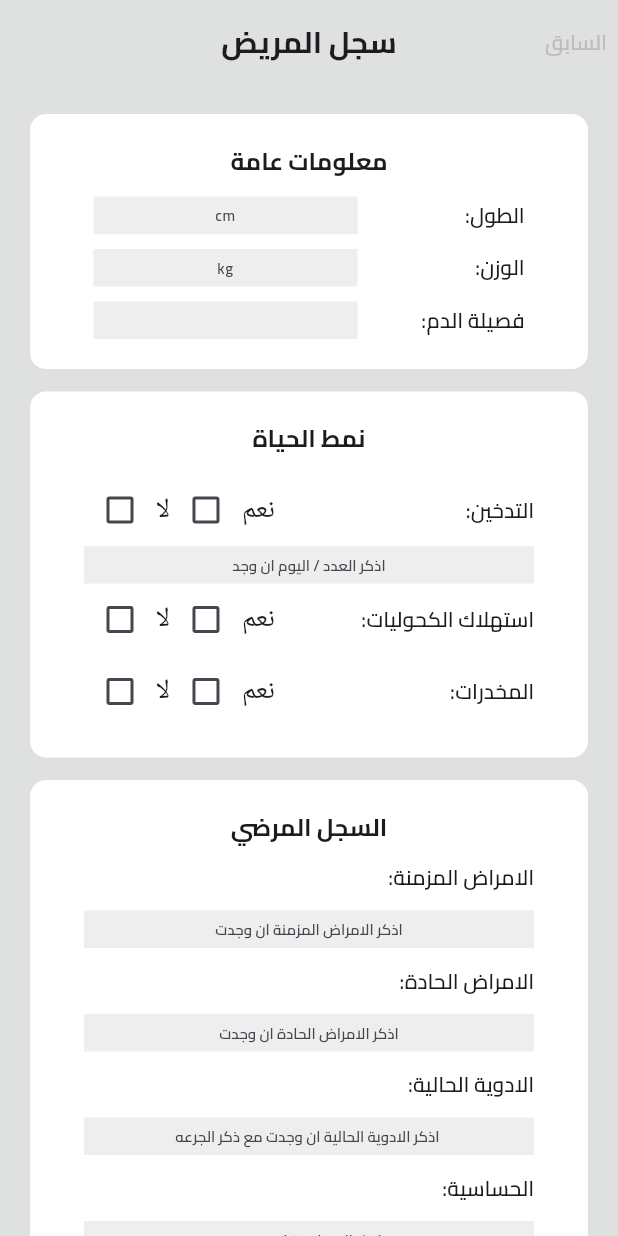
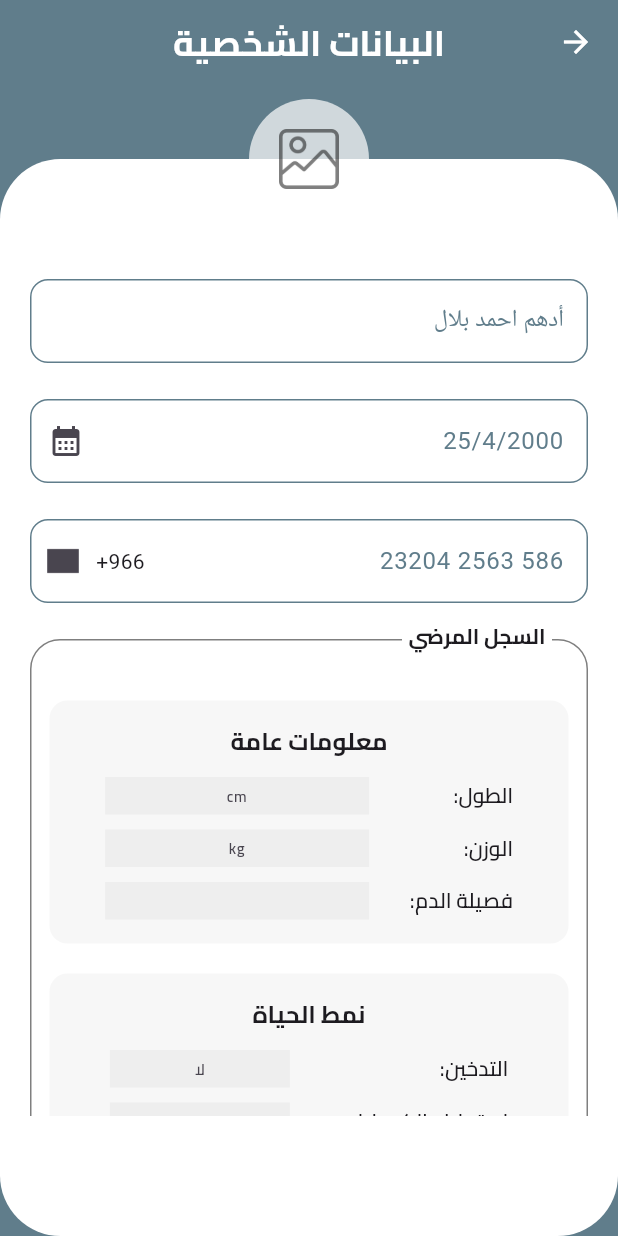
Before and after one commit to AdhamEhabAi/v_care, a Flutter app: the screen it shows after launch, on a phone screen of 412 x 824 dp. Run offline on Flutter 3.47's test engine with Material 3 defaults, Android fonts, the phone set to English and light mode, and no system bars; our stand-ins replace bloc, flutter_bloc, pinput.

Commit message:
edit patient info Ui done

```diff
--- a/lib/core/widgets/custom_button.dart
+++ b/lib/core/widgets/custom_button.dart
@@ -16,14 +16,17 @@ class CustomButton extends StatelessWidget {
   Widget build(BuildContext context) {
     return SizedBox(
       width: double.infinity,
-      // height: 54,
+
       child: TextButton(
           onPressed: onPressed,
           style: TextButton.styleFrom(
               backgroundColor: backGroundColor,
               shape: RoundedRectangleBorder(
                   borderRadius: BorderRadius.circular(6.15))),
-          child: text),
+          child: Padding(
+            padding: const EdgeInsets.symmetric(vertical: 6.0),
+            child: text,
+          )),
     );
   }
 }
--- a/lib/core/widgets/custom_check_box.dart
+++ b/lib/core/widgets/custom_check_box.dart
@@ -1,4 +1,5 @@
 import 'package:flutter/material.dart';
+import 'package:v_care/core/utils/styles.dart';
 
 class CustomCheckBox extends StatelessWidget {
   const CustomCheckBox({
@@ -18,7 +19,7 @@ class CustomCheckBox extends StatelessWidget {
       children: [
         Text(
           text,
-          style: const TextStyle(fontSize: 18),
+          style: Styles.semiBold14,
         ),
         Checkbox(
           value: isChecked,
--- a/lib/features/authentication/presentation/views/widgets/Register_form.dart
+++ b/lib/features/authentication/presentation/views/widgets/register_form.dart
@@ -20,10 +20,10 @@ class _RegisterFormState extends State<RegisterForm> {
       child: Form(
         child: Column(
           children: [
-            CustomTextField(
+            const CustomTextField(
               hintText: 'ادخل بريدك الالكتروني',
               labelText: 'البريد الالكتروني',
-              prefix: const Icon(Icons.email),
+              prefix: Icon(Icons.email),
               textInputType: TextInputType.emailAddress,
             ),
             const SizedBox(
--- a/lib/features/authentication/presentation/views/widgets/register_view_body.dart
+++ b/lib/features/authentication/presentation/views/widgets/register_view_body.dart
@@ -1,5 +1,5 @@
 import 'package:flutter/material.dart';
-import 'package:v_care/features/authentication/presentation/views/widgets/Register_form.dart';
+import 'package:v_care/features/authentication/presentation/views/widgets/register_form.dart';
 import 'package:v_care/features/authentication/presentation/views/widgets/upper_container_widget.dart';
 
 class RegisterViewBody extends StatelessWidget {
--- a/lib/features/patient_history/presentation/views/widgets/info_textfield.dart
+++ b/lib/features/patient_history/presentation/views/widgets/info_textfield.dart
@@ -4,13 +4,18 @@ import 'package:v_care/core/utils/styles.dart';
 class InfoTextField extends StatelessWidget {
   const InfoTextField({
     super.key,
-    required TextEditingController heightController, required this.hintText, this.width = 176, this.textInputType = TextInputType.number,
+    required TextEditingController heightController,
+    required this.hintText,
+    this.width = 176,
+    this.textInputType = TextInputType.number,
+    this.textStyle = Styles.semiBold9_25,
   }) : textEditingController = heightController;
 
   final TextEditingController textEditingController;
   final String hintText;
   final double width;
   final TextInputType textInputType;
+  final TextStyle textStyle;
 
   @override
   Widget build(BuildContext context) {
@@ -23,14 +28,15 @@ class InfoTextField extends StatelessWidget {
       child: Center(
         child: TextField(
           controller: textEditingController,
-          style: Styles.semiBold9_25,
+          style: textStyle,
           keyboardType: textInputType,
           textAlign: TextAlign.center,
           decoration: InputDecoration(
             hintText: hintText,
             hintStyle: Styles.semiBold10,
             border: InputBorder.none,
-            contentPadding: const EdgeInsets.only(bottom: 14.0), // Ensure this matches your font size
+            contentPadding: const EdgeInsets.only(
+                bottom: 14.0), // Ensure this matches your font size
           ),
         ),
       ),
--- a/lib/features/patient_history/presentation/views/widgets/patient_history_body.dart
+++ b/lib/features/patient_history/presentation/views/widgets/patient_history_body.dart
@@ -87,7 +87,7 @@ class PatientHistoryBody extends StatelessWidget {
               ),
               child: Padding(
                 padding:
-                    const EdgeInsets.symmetric(vertical: 20.0, horizontal: 36),
+                    const EdgeInsets.symmetric(vertical: 20.0, horizontal: 24),
                 child: Column(
                   children: [
                     const Text(
@@ -127,7 +127,7 @@ class PatientHistoryBody extends StatelessWidget {
               child: Padding(
                 padding: const EdgeInsets.symmetric(
                   vertical: 20.0,
-                  horizontal: 36,
+                  horizontal: 24,
                 ),
                 child: Column(
                   children: [
--- /dev/null
+++ b/lib/features/user_data_editing/presentation/views/edit_patient_info_view.dart
@@ -0,0 +1,18 @@
+import 'package:flutter/material.dart';
+import 'package:v_care/constants.dart';
+import 'package:v_care/core/widgets/custom_appbar.dart';
+import 'package:v_care/features/user_data_editing/presentation/views/widgets/edit_patient_info_body.dart';
+
+class EditPatientInfoView extends StatelessWidget {
+  const EditPatientInfoView({super.key});
+
+  @override
+  Widget build(BuildContext context) {
+    return SafeArea(
+        child: Scaffold(
+      backgroundColor: AppColors.primaryColor,
+      appBar: CustomAppBar(title: 'البيانات الشخصية', onPressed: () {}),
+      body: const EditPatientInfoBody(),
+    ));
+  }
+}
--- /dev/null
+++ b/lib/features/user_data_editing/presentation/views/widgets/daily_life_info.dart
@@ -0,0 +1,96 @@
+import 'package:flutter/material.dart';
+import 'package:v_care/core/utils/styles.dart';
+import 'package:v_care/features/patient_history/presentation/views/widgets/info_textfield.dart';
+
+class DailyLifeInfo extends StatelessWidget {
+  const DailyLifeInfo({
+    super.key,
+    required this.sigarController,
+    required this.alcoholController,
+    required this.drugsController,
+  });
+
+  final TextEditingController sigarController;
+  final TextEditingController alcoholController;
+  final TextEditingController drugsController;
+
+  @override
+  Widget build(BuildContext context) {
+    return Container(
+      width: MediaQuery.of(context).size.width,
+      decoration: BoxDecoration(
+        color: Colors.transparent,
+        borderRadius: BorderRadius.circular(10.78),
+      ),
+      child: Padding(
+        padding: const EdgeInsets.symmetric(horizontal: 12),
+        child: Container(
+          decoration: BoxDecoration(
+              color: const Color(0xFFF7F7F7),
+              borderRadius: BorderRadius.circular(12)),
+          child: Padding(
+            padding: const EdgeInsets.symmetric(
+                vertical: 16.0, horizontal: 10),
+            child: Column(
+              children: [
+                const Text(
+                  'نمط الحياة',
+                  style: Styles.bold16,
+                ),
+                const SizedBox(
+                  height: 12,
+                ),
+                Row(
+                  mainAxisAlignment: MainAxisAlignment.spaceEvenly,
+                  children: [
+                    const Column(
+                      crossAxisAlignment: CrossAxisAlignment.start,
+                      children: [
+                        Text(
+                          ':التدخين',
+                          style: Styles.semiBold14,
+                          textDirection: TextDirection.ltr,
+                        ),
+                        SizedBox(height: 15),
+                        Text(
+                          ':استهلاك الكحوليات',
+                          style: Styles.semiBold14,
+                          textDirection: TextDirection.ltr,
+                        ),
+                        SizedBox(height: 15),
+                        Text(
+                          ':المخدرات',
+                          style: Styles.semiBold14,
+                          textDirection: TextDirection.ltr,
+                        ),
+                      ],
+                    ),
+                    Column(
+                      children: [
+                        InfoTextField(
+                            width: 120,
+                            heightController: sigarController,
+                            hintText: 'لا'),
+                        const SizedBox(height: 10),
+                        InfoTextField(
+                            width: 120,
+                            heightController: alcoholController,
+                            hintText: 'لا'),
+                        const SizedBox(height: 10),
+                        InfoTextField(
+                            width: 120,
+                            heightController: drugsController,
+                            hintText: 'لا',
+                            textInputType: TextInputType.text),
+                      ],
+                    )
+                  ],
+                ),
+              ],
+            ),
+          ),
+        ),
+      ),
+    );
+  }
+}
--- /dev/null
+++ b/lib/features/user_data_editing/presentation/views/widgets/edit_history_info.dart
@@ -0,0 +1,122 @@
+import 'package:flutter/material.dart';
+import 'package:v_care/core/utils/styles.dart';
+import 'package:v_care/features/patient_history/presentation/views/widgets/info_textfield.dart';
+
+class EditHistoryInfo extends StatelessWidget {
+  const EditHistoryInfo({
+    super.key,
+    required this.timeDiseaseController,
+    required this.sharpDiseaseController,
+    required this.currentDrugsController,
+    required this.allergiesController,
+  });
+
+  final TextEditingController timeDiseaseController;
+  final TextEditingController sharpDiseaseController;
+  final TextEditingController currentDrugsController;
+  final TextEditingController allergiesController;
+
+  @override
+  Widget build(BuildContext context) {
+    return Padding(
+      padding: const EdgeInsets.symmetric(horizontal: 12.0),
+      child: Container(
+        width: MediaQuery.of(context).size.width,
+        decoration: BoxDecoration(
+          color:  const Color(0xFFF7F7F7),
+          borderRadius: BorderRadius.circular(10.78),
+        ),
+        child: Padding(
+          padding: const EdgeInsets.symmetric(
+            vertical: 20.0,
+            horizontal: 24,
+          ),
+          child: Column(
+            children: [
+              const Text(
+                'السجل المرضي',
+                style: Styles.bold16,
+              ),
+              const SizedBox(
+                height: 12,
+              ),
+              Column(
+                crossAxisAlignment: CrossAxisAlignment.start,
+                children: [
+                  const Text(
+                    ':الامراض المزمنة',
+                    style: Styles.semiBold14,
+                    textDirection: TextDirection.ltr,
+                  ),
+                  const SizedBox(
+                    height: 12,
+                  ),
+                  InfoTextField(
+                    heightController: timeDiseaseController,
+                    hintText: 'لا يوجد',
+                    width: MediaQuery.of(context).size.width,
+                    textInputType: TextInputType.text,
+                  ),
+                  const SizedBox(
+                    height: 12,
+                  ),
+                  const Text(
+                    ':الامراض الحادة',
+                    style: Styles.semiBold14,
+                    textDirection: TextDirection.ltr,
+                  ),
+                  const SizedBox(
+                    height: 12,
+                  ),
+                  InfoTextField(
+                    heightController: sharpDiseaseController,
+                    hintText: 'لا يوجد',
+                    width: MediaQuery.of(context).size.width,
+                    textInputType: TextInputType.text,
+                  ),
+                  const SizedBox(
+                    height: 12,
+                  ),
+
+                  const Text(
+                    ':الادوية الحالية',
+                    style: Styles.semiBold14,
+                    textDirection: TextDirection.ltr,
+                  ),
+                  const SizedBox(
+                    height: 12,
+                  ),
+                  InfoTextField(
+                    heightController: currentDrugsController,
+                    hintText: 'لا يوجد',
+                    width: MediaQuery.of(context).size.width,
+                    textInputType: TextInputType.text,
+                  ),
+                  const SizedBox(
+                    height: 12,
+                  ),
+
+                  const Text(
+                    ':الحساسية',
+                    style: Styles.semiBold14,
+                    textDirection: TextDirection.ltr,
+                  ),
+                  const SizedBox(
+                    height: 12,
+                  ),
+                  InfoTextField(
+                    heightController: allergiesController,
+                    hintText: 'لا يوجد',
+                    width: MediaQuery.of(context).size.width,
+                    textInputType: TextInputType.text,
+                  ),
+                ],
+              ),
+
+            ],
+          ),
+        ),
+      ),
+    );
+  }
+}
--- /dev/null
+++ b/lib/features/user_data_editing/presentation/views/widgets/edit_patient_info_body.dart
@@ -0,0 +1,139 @@
+import 'package:flutter/material.dart';
+import 'package:v_care/features/authentication/presentation/views/widgets/custom_text_field.dart';
+import 'package:v_care/features/user_data_editing/presentation/views/widgets/edit_patient_info_container.dart';
+
+class EditPatientInfoBody extends StatefulWidget {
+  const EditPatientInfoBody({
+    super.key,
+  });
+
+  @override
+  State<EditPatientInfoBody> createState() => _EditPatientInfoBodyState();
+}
+
+class _EditPatientInfoBodyState extends State<EditPatientInfoBody> {
+  DateTime? _selectedDate;
+
+  Future<void> _selectDate(BuildContext context) async {
+    final DateTime? picked = await showDatePicker(
+      context: context,
+      initialDate: _selectedDate ?? DateTime.now(),
+      firstDate: DateTime(1900),
+      lastDate: DateTime(2101),
+    );
+    if (picked != null && picked != _selectedDate) {
+      setState(() {
+        _selectedDate = picked;
+      });
+    }
+  }
+
+  final TextEditingController _heightController = TextEditingController();
+  final TextEditingController _massController = TextEditingController();
+  final TextEditingController _bloodController = TextEditingController();
+  final TextEditingController _alcoholController = TextEditingController();
+  final TextEditingController _drugsController = TextEditingController();
+  final TextEditingController _sigarController = TextEditingController();
+
+  final TextEditingController _allergiesController = TextEditingController();
+  final TextEditingController _timeDiseaseController = TextEditingController();
+  final TextEditingController _sharpDiseaseController = TextEditingController();
+  final TextEditingController _currentDrugsController = TextEditingController();
+  @override
+  Widget build(BuildContext context) {
+    return Padding(
+      padding: const EdgeInsets.only(top: 50),
+      child: Stack(
+        clipBehavior: Clip.none,
+        children: [
+          Container(
+            width: MediaQuery.of(context).size.width,
+            height: MediaQuery.of(context).size.height,
+            decoration: BoxDecoration(
+                color: Colors.white,
+                borderRadius: BorderRadius.circular(40.39)),
+            child: Padding(
+              padding:
+                  const EdgeInsets.symmetric(horizontal: 20.0, vertical: 80),
+              child: SingleChildScrollView(
+                physics: const BouncingScrollPhysics(),
+                child: Column(
+                  children: [
+                    const CustomTextField(
+                      labelText: 'أدهم احمد بلال',
+                      textInputType: TextInputType.name,
+                    ),
+                    const SizedBox(
+                      height: 24,
+                    ),
+                    GestureDetector(
+                      onTap: () => _selectDate(context),
+                      child: AbsorbPointer(
+                        child: CustomTextField(
+                          labelText: '25/4/2000',
+                          suffix: const Icon(Icons.calendar_month),
+                          textInputType: TextInputType.datetime,
+                          controller: TextEditingController(
+                            text: _selectedDate == null
+                                ? ''
+                                : "${_selectedDate!.day}/${_selectedDate!.month}/${_selectedDate!.year}",
+                          ),
+                        ),
+                      ),
+                    ),
+                    const SizedBox(
+                      height: 24,
+                    ),
+                    const CustomTextField(
+                      labelText: '586 2563 23204',
+                      textInputType: TextInputType.number,
+                      suffix: Row(
+                        mainAxisSize: MainAxisSize.min,
+                        children: [
+                          Text('966+'),
+                          Padding(
+                            padding: EdgeInsets.all(10.0),
+                            child: ImageIcon(
+                                AssetImage('assets/images/saudi-arabia.png')),
+                          ),
+                        ],
+                      ),
+                    ),
+                    const SizedBox(
+                      height: 24,
+                    ),
+                    EditPatientInfoContainer(
+                        allergiesController: _allergiesController,
+                        timeDiseaseController: _timeDiseaseController,
+                        sharpDiseaseController: _sharpDiseaseController,
+                        currentDrugsController: _currentDrugsController,
+                        alcoholController: _alcoholController,
+                        drugsController: _drugsController,
+                        sigarController: _sigarController,
+                        heightController: _heightController,
+                        bloodController: _bloodController,
+                        massController: _massController),
+                  ],
+                ),
+              ),
+            ),
+          ),
+          Positioned(
+            top: -40,
+            right: 0,
+            left: 0,
+            child: CircleAvatar(
+              backgroundColor: Colors.white.withOpacity(.7),
+              radius: 40,
+              child: Image(
+                image: const AssetImage('assets/images/image.png'),
+                width: 40,
+                color: Colors.black.withOpacity(.5),
+              ),
+            ),
+          ),
+        ],
+      ),
+    );
+  }
+}
--- /dev/null
+++ b/lib/features/user_data_editing/presentation/views/widgets/edit_patient_info_container.dart
@@ -0,0 +1,79 @@
+import 'package:flutter/material.dart';
+import 'package:v_care/core/utils/styles.dart';
+import 'package:v_care/core/widgets/custom_button.dart';
+import 'package:v_care/features/user_data_editing/presentation/views/widgets/daily_life_info.dart';
+import 'package:v_care/features/user_data_editing/presentation/views/widgets/edit_history_info.dart';
+import 'package:v_care/features/user_data_editing/presentation/views/widgets/edit_patient_social_info.dart';
+
+class EditPatientInfoContainer extends StatelessWidget {
+  const EditPatientInfoContainer({
+    required TextEditingController heightController,
+    required TextEditingController massController,
+    required TextEditingController bloodController,
+    super.key,
+    required this.sigarController,
+    required this.alcoholController,
+    required this.drugsController, required this.timeDiseaseController, required this.sharpDiseaseController, required this.currentDrugsController, required this.allergiesController,
+  })  : _heightController = heightController,
+        _massController = massController,
+        _bloodController = bloodController;
+
+  final TextEditingController _heightController;
+  final TextEditingController _massController;
+  final TextEditingController _bloodController;
+  final TextEditingController sigarController;
+  final TextEditingController alcoholController;
+  final TextEditingController drugsController;
+
+
+  final TextEditingController timeDiseaseController;
+  final TextEditingController sharpDiseaseController;
+  final TextEditingController currentDrugsController;
+  final TextEditingController allergiesController;
+
+
+
+  @override
+  Widget build(BuildContext context) {
+    return Column(
+      children: [
+        Stack(
+          clipBehavior: Clip.none,
+          children: [
+            Container(
+              width: MediaQuery.of(context).size.width,
+              height: MediaQuery.of(context).size.height,
+              decoration: BoxDecoration(
+                border: Border.all(color: Colors.black.withOpacity(.5)),
+                borderRadius: BorderRadius.circular(20),
+              ),
+              child: Column(
+                children: [
+                  EditPatientSocialInfo(heightController: _heightController, massController: _massController, bloodController: _bloodController),
+                  DailyLifeInfo(sigarController: sigarController, alcoholController: alcoholController, drugsController: drugsController),
+                  const SizedBox(height: 20,),
+                  EditHistoryInfo(timeDiseaseController: timeDiseaseController, sharpDiseaseController: sharpDiseaseController, currentDrugsController: currentDrugsController, allergiesController: allergiesController),
+                ],
+              ),
+            ),
+            Positioned(
+                top: -12,
+                right: 24,
+                child: Container(
+                  width: 100,
+                  color: Colors.white,
+                  child: const Center(
+                    child: Text(
+                      'السجل المرضي',
+                      style: Styles.bold14,
+                    ),
+                  ),
+                ))
+          ],
+        ),
+        SizedBox(height: 12,),
+        CustomButton(text: Text('تعديل البيانات',style: Styles.bold20.copyWith(color: Colors.white),), onPressed: (){})
+      ],
+    );
+  }
+}
--- /dev/null
+++ b/lib/features/user_data_editing/presentation/views/widgets/edit_patient_social_info.dart
@@ -0,0 +1,61 @@
+import 'package:flutter/material.dart';
+import 'package:v_care/core/utils/styles.dart';
+import 'package:v_care/features/patient_history/presentation/views/widgets/info_widget.dart';
+
+class EditPatientSocialInfo extends StatelessWidget {
+  const EditPatientSocialInfo({
+    super.key,
+    required TextEditingController heightController,
+    required TextEditingController massController,
+    required TextEditingController bloodController,
+  }) : _heightController = heightController, _massController = massController, _bloodController = bloodController;
+
+  final TextEditingController _heightController;
+  final TextEditingController _massController;
+  final TextEditingController _bloodController;
+
+  @override
+  Widget build(BuildContext context) {
+    return Container(
+      width: MediaQuery.of(context).size.width,
+      decoration: BoxDecoration(
+        color: Colors.transparent,
+        borderRadius: BorderRadius.circular(10.78),
+      ),
+      child: Padding(
+        padding: const EdgeInsets.only(
+          top: 20.0,
+        ),
+        child: Padding(
+          padding: const EdgeInsets.symmetric(
+              vertical: 20.0, horizontal: 12),
+          child: Container(
+            decoration: BoxDecoration(
+                color: const Color(0xFFF7F7F7),
+                borderRadius: BorderRadius.circular(12)),
+            child: Padding(
+              padding: const EdgeInsets.symmetric(
+                  vertical: 16.0, horizontal: 10),
+              child: Column(
+                children: [
+                  const Text(
+                    'معلومات عامة',
+                    style: Styles.bold16,
+                  ),
+                  const SizedBox(
+                    height: 12,
+                  ),
+                  InfoWidget(
+                    heightController: _heightController,
+                    massController: _massController,
+                    bloodController: _bloodController,
+                  ),
+                ],
+              ),
+            ),
+          ),
+        ),
+      ),
+    );
+  }
+}
--- a/lib/main.dart
+++ b/lib/main.dart
@@ -1,8 +1,8 @@
 import 'package:flutter/material.dart';
 import 'package:flutter_bloc/flutter_bloc.dart';
 import 'package:flutter_localizations/flutter_localizations.dart';
-import 'package:v_care/features/patient_history/presentation/views/patient_history_view.dart';
 import 'package:v_care/features/results/presentation/manager/result_cubit.dart';
+import 'package:v_care/features/user_data_editing/presentation/views/edit_patient_info_view.dart';
 import 'package:v_care/generated/l10n.dart';
 
 void main() {
@@ -29,7 +29,7 @@ class MyApp extends StatelessWidget {
           Locale('ar', 'AE'),
         ],
         debugShowCheckedModeBanner: false,
-        home: PatientHistoryView(),
+        home: EditPatientInfoView(),
       ),
     );
   }
```
Also changed, not shown: lib/core/utils/funtions.dart (added).
